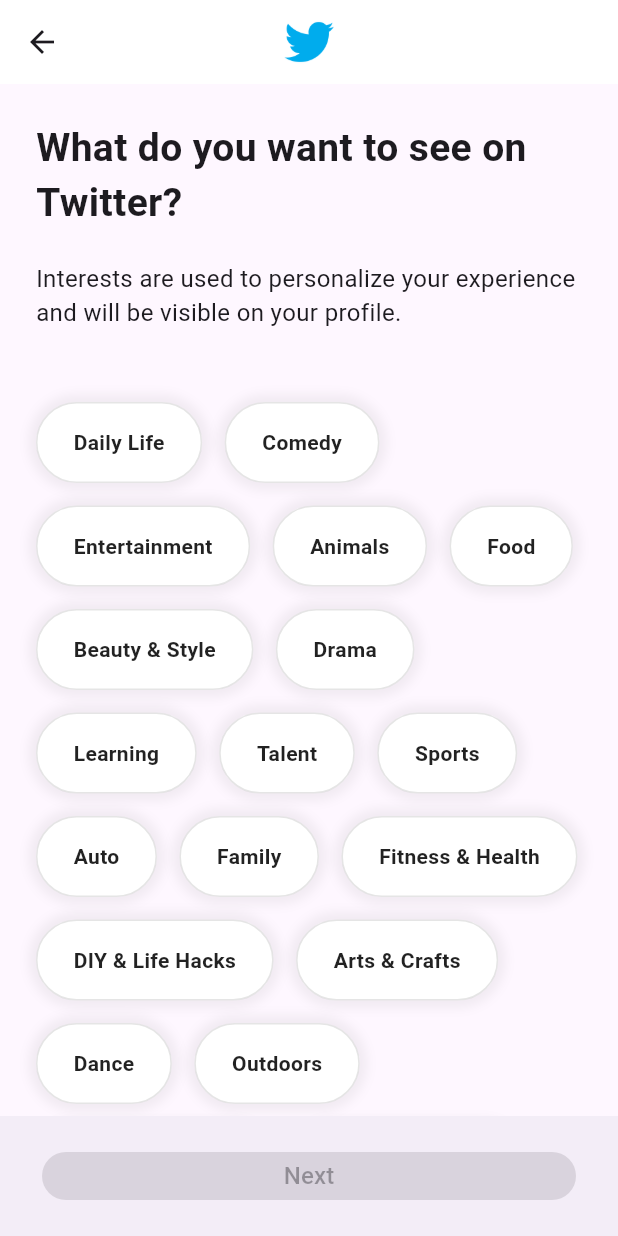
After one commit to bee85919/twitter_clone, a Flutter app: the InterestsScreen screen opened directly, on a phone screen of 412 x 824 dp. The commit adds this screen. Run offline on Flutter 3.47's test engine with Material 3 defaults, Android fonts, the phone set to English and light mode, and no system bars.

Commit message:
Add: interest_screen.dart

```diff
--- /dev/null
+++ b/lib/screens/interests_screen.dart
@@ -0,0 +1,149 @@
+import 'package:flutter/material.dart';
+import 'package:twitter_clone/screens/widgets/interest_button.dart';
+
+const interests = [
+  "Daily Life",
+  "Comedy",
+  "Entertainment",
+  "Animals",
+  "Food",
+  "Beauty & Style",
+  "Drama",
+  "Learning",
+  "Talent",
+  "Sports",
+  "Auto",
+  "Family",
+  "Fitness & Health",
+  "DIY & Life Hacks",
+  "Arts & Crafts",
+  "Dance",
+  "Outdoors",
+  "Oddly Satisfying",
+  "Home & Garden",
+  "Daily Life",
+  "Comedy",
+  "Entertainment",
+  "Animals",
+  "Food",
+  "Beauty & Style",
+  "Drama",
+  "Learning",
+  "Talent",
+  "Sports",
+  "Auto",
+  "Family",
+  "Fitness & Health",
+  "DIY & Life Hacks",
+  "Arts & Crafts",
+  "Dance",
+  "Outdoors",
+  "Oddly Satisfying",
+  "Home & Garden",
+];
+
+class InterestsScreen extends StatefulWidget {
+  const InterestsScreen({super.key});
+
+  @override
+  _InterestsScreenState createState() => _InterestsScreenState();
+}
+
+class _InterestsScreenState extends State<InterestsScreen> {
+  final Set<String> _selectedInterests = {};
+  final ScrollController _scrollController = ScrollController();
+  bool _showTitle = false;
+
+  void _handleInterestSelection(String interest, bool isSelected) {
+    setState(() {
+      if (isSelected) {
+        _selectedInterests.add(interest);
+      } else {
+        _selectedInterests.remove(interest);
+      }
+    });
+  }
+
+  @override
+  void initState() {
+    super.initState();
+    _scrollController.addListener(_onScroll);
+  }
+
+  @override
+  void dispose() {
+    _scrollController.dispose();
+    super.dispose();
+  }
+
+  void _onScroll() {
+    if (_scrollController.offset > 100 && !_showTitle) {
+      setState(() => _showTitle = true);
+    } else if (_scrollController.offset <= 100 && _showTitle) {
+      setState(() => _showTitle = false);
+    }
+  }
+
+  void _onNextTap() {}
+
+  @override
+  Widget build(BuildContext context) {
+    return Scaffold(
+      appBar: AppBar(
+        backgroundColor: Colors.white,
+        title: Image.asset(
+          'assets/twitter.png',
+          fit: BoxFit.cover,
+          height: 32,
+        ),
+        centerTitle: true,
+        elevation: 0,
+      ),
+      body: Scrollbar(
+        controller: _scrollController,
+        child: SingleChildScrollView(
+          controller: _scrollController,
+          padding: const EdgeInsets.all(24),
+          child: Column(
+            crossAxisAlignment: CrossAxisAlignment.start,
+            children: [
+              const Text(
+                "What do you want to see on Twitter?",
+                style: TextStyle(
+                  fontSize: 26,
+                  fontWeight: FontWeight.bold,
+                ),
+              ),
+              const SizedBox(height: 20),
+              const Text(
+                "Interests are used to personalize your experience and will be visible on your profile.",
+                style: TextStyle(fontSize: 16),
+              ),
+              const SizedBox(height: 48),
+              Wrap(
+                runSpacing: 15,
+                spacing: 15,
+                children: interests
+                    .map((interest) => InterestButton(
+                          interest: interest,
+                          onSelected: (isSelected) =>
+                              _handleInterestSelection(interest, isSelected),
+                        ))
+                    .toList(),
+              ),
+            ],
+          ),
+        ),
+      ),
+      bottomNavigationBar: BottomAppBar(
+        child: Padding(
+          padding: const EdgeInsets.all(12),
+          child: ElevatedButton(
+            onPressed: _selectedInterests.length >= 3 ? _onNextTap : null,
+            child: const Text('Next', style: TextStyle(fontSize: 16)),
+          ),
+        ),
+      ),
+    );
+  }
+}
--- a/lib/screens/password_screen.dart
+++ b/lib/screens/password_screen.dart
@@ -1,4 +1,5 @@
 import 'package:flutter/material.dart';
+import 'package:twitter_clone/screens/interests_screen.dart';
 
 class PasswordScreen extends StatefulWidget {
   const PasswordScreen({super.key});
@@ -10,6 +11,7 @@ class PasswordScreen extends StatefulWidget {
 class _PasswordScreenState extends State<PasswordScreen> {
   final TextEditingController _passwordController = TextEditingController();
   bool _isPasswordVisible = false;
+  final GlobalKey<FormState> _formKey = GlobalKey<FormState>();
 
   @override
   void dispose() {
@@ -39,11 +41,14 @@ class _PasswordScreenState extends State<PasswordScreen> {
       ),
       body: Padding(
         padding: const EdgeInsets.all(16.0),
+        child: Form(
+          key: _formKey,
           child: Column(
             crossAxisAlignment: CrossAxisAlignment.start,
             children: <Widget>[
               const Padding(
-              padding: EdgeInsets.symmetric(horizontal: 16.0), // 좌우 여백을 추가합니다.
+                padding:
+                    EdgeInsets.symmetric(horizontal: 16.0), // 좌우 여백을 추가합니다.
                 child: Text(
                   'You\'ll need a password',
                   style: TextStyle(fontSize: 24, fontWeight: FontWeight.bold),
@@ -51,7 +56,8 @@ class _PasswordScreenState extends State<PasswordScreen> {
               ),
               const SizedBox(height: 20),
               const Padding(
-              padding: EdgeInsets.symmetric(horizontal: 16.0), // 좌우 여백을 추가합니다.
+                padding:
+                    EdgeInsets.symmetric(horizontal: 16.0), // 좌우 여백을 추가합니다.
                 child: Text(
                   'Make sure it\'s 8 characters or more.',
                   style: TextStyle(fontSize: 18),
@@ -87,6 +93,7 @@ class _PasswordScreenState extends State<PasswordScreen> {
             ],
           ),
         ),
+      ),
       // 하단 버튼
       bottomNavigationBar: Padding(
         padding: const EdgeInsets.all(28),
@@ -95,7 +102,14 @@ class _PasswordScreenState extends State<PasswordScreen> {
             minimumSize: const Size(double.infinity, 50),
           ),
           onPressed: () {
-            // TODO: Implement navigation to next screen
+            if (_formKey.currentState!.validate()) {
+              Navigator.push(
+                context,
+                MaterialPageRoute(
+                  builder: (context) => const InterestsScreen(),
+                ),
+              );
+            }
           },
           child: const Text('Next'),
         ),
--- /dev/null
+++ b/lib/screens/widgets/interest_button.dart
@@ -0,0 +1,59 @@
+import 'package:flutter/material.dart';
+
+class InterestButton extends StatefulWidget {
+  final String interest;
+  final Function(bool) onSelected;
+
+  const InterestButton({
+    Key? key,
+    required this.interest,
+    required this.onSelected,
+  }) : super(key: key);
+
+  @override
+  _InterestButtonState createState() => _InterestButtonState();
+}
+
+class _InterestButtonState extends State<InterestButton> {
+  bool _isSelected = false;
+
+  void _onTap() {
+    setState(() {
+      _isSelected = !_isSelected;
+    });
+    widget.onSelected(_isSelected); // 상태 변경을 부모 위젯에 알림
+  }
+
+  @override
+  Widget build(BuildContext context) {
+    return GestureDetector(
+      onTap: _onTap,
+      child: AnimatedContainer(
+        duration: const Duration(milliseconds: 300),
+        padding: const EdgeInsets.symmetric(
+          vertical: 16,
+          horizontal: 24,
+        ),
+        decoration: BoxDecoration(
+          color: _isSelected ? Theme.of(context).primaryColor : Colors.white,
+          borderRadius: BorderRadius.circular(32),
+          border: Border.all(color: Colors.black.withOpacity(0.1)),
+          boxShadow: [
+            BoxShadow(
+              color: Colors.black.withOpacity(0.05),
+              blurRadius: 5,
+              spreadRadius: 5,
+            ),
+          ],
+        ),
+        child: Text(
+          widget.interest,
+          style: TextStyle(
+            fontWeight: FontWeight.bold,
+            color: _isSelected ? Colors.white : Colors.black87,
+          ),
+        ),
+      ),
+    );
+  }
+}
```
Lines whose indentation alone changed are shown as unchanged.
